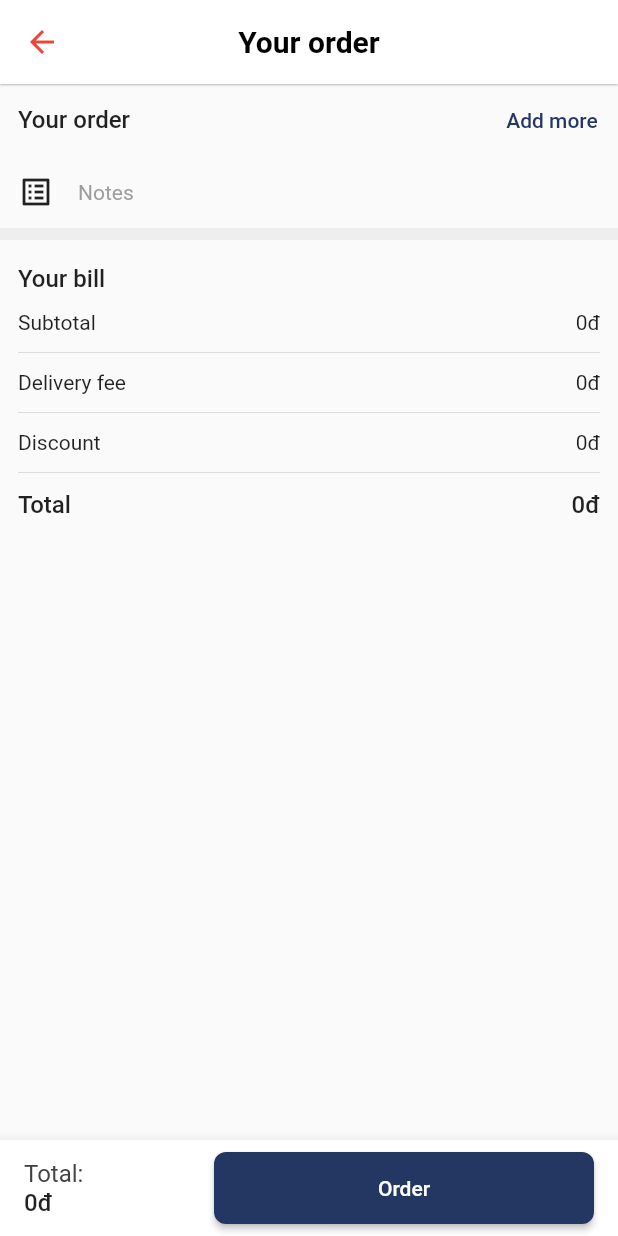
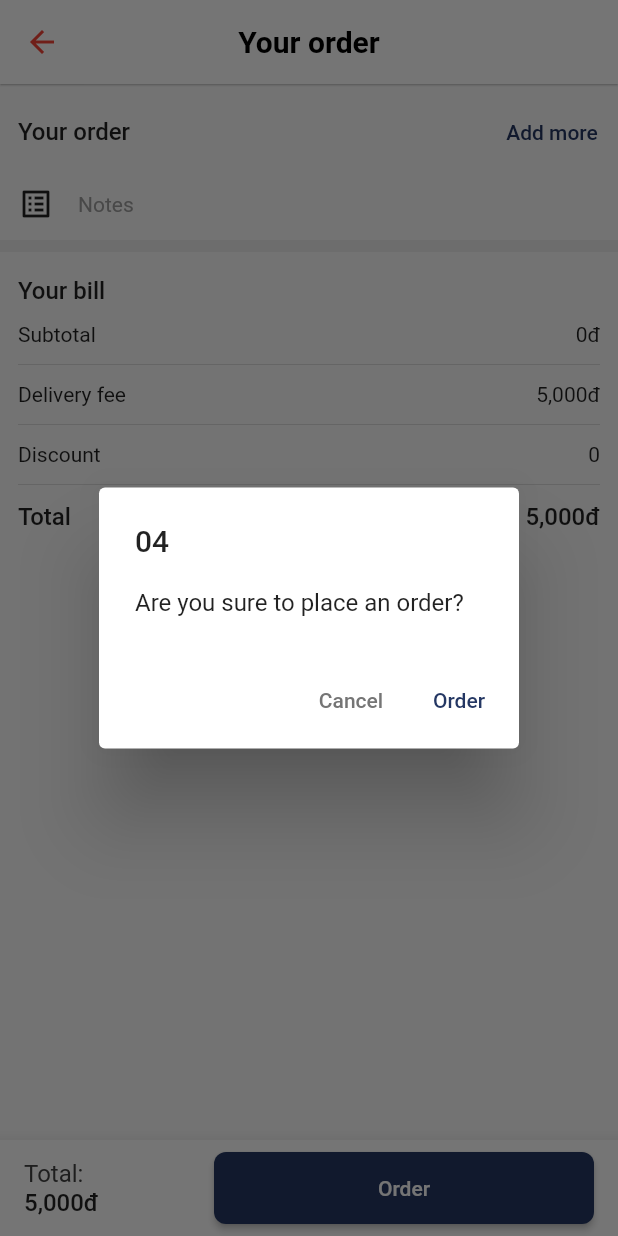
Before and after one commit to CEs-Company-Benefit-Ecommerce-Service/CES-Mobile, a Flutter app: the CartView screen opened by its route, after a tap on "Order", on a phone screen of 412 x 824 dp. Run offline on Flutter 3.47's test engine with Material 2 defaults, Android fonts, the phone set to English and light mode, and no system bars; our stand-ins replace auto_size_text, badges, cached_network_image, carousel_slider, device_preview, easy_stepper and 8 more; accounts and stored records are empty; network calls fail.

Commit message:
update cart and order

```diff
--- a/lib/app/modules/cart/controllers/cart_controller.dart
+++ b/lib/app/modules/cart/controllers/cart_controller.dart
@@ -1,6 +1,10 @@
+import 'dart:async';
 import 'dart:convert';
 
 import 'package:ces_app/app/modules/home/controllers/home_controller.dart';
+import 'package:ces_app/app/modules/order/controllers/order_controller.dart';
+import 'package:ces_app/app/modules/wrapper/controllers/wrapper_controller.dart';
+import 'package:ces_app/app/routes/app_pages.dart';
 import 'package:flutter/foundation.dart';
 import 'package:get/get.dart';
 import 'package:get_storage/get_storage.dart';
@@ -9,7 +13,35 @@ import 'package:http/http.dart' as http;
 class CartController extends GetxController {
   final box = GetStorage();
   HomeController homeController = Get.find();
+  OrderController orderController = Get.find();
+  WrapperController wrapperController = Get.find();
   var isLoading = false.obs;
+
+  // Timer
+  Timer? timer;
+  final time = '05'.obs;
+
+  @override
+  void onClose() {
+    timer?.cancel();
+    super.onClose();
+  }
+
+  startTimer() {
+    int remainingSeconds = 4;
+    const duration = Duration(seconds: 1);
+    timer = Timer.periodic(duration, (timer) {
+      if (remainingSeconds == 0) {
+        order(homeController.cartProducts);
+        timer.cancel();
+        time.value = '05';
+      } else {
+        int seconds = remainingSeconds % 60;
+        time.value = seconds.toString().padLeft(2, "0");
+        remainingSeconds--;
+      }
+    });
+  }
 
   void order(List order) async {
     String? token = box.read("token");
@@ -32,16 +64,18 @@ class CartController extends GetxController {
               body: jsonEncode(orderList));
 
       if (response.statusCode == 200) {
+        Get.snackbar("Success", "order successfully placed");
         var result = jsonDecode(response.body);
         if (kDebugMode) {
           print("result: + $result");
         }
         homeController.clearCart();
-        Get.offAllNamed('/wrapper');
+        Get.offAllNamed(Routes.WRAPPER, arguments: {"orderId": result['id']});
       } else {
-        if (kDebugMode) {
-          print('error order + ${response.body}');
-        }
+        Get.back();
+        timer?.cancel();
+        time.value = '05';
+        Get.snackbar("Error", jsonDecode(response.body)['Message']);
       }
     } catch (e) {
       if (kDebugMode) {
--- a/lib/app/modules/cart/views/cart_view.dart
+++ b/lib/app/modules/cart/views/cart_view.dart
@@ -1,5 +1,3 @@
-import 'dart:convert';
-
 import 'package:cached_network_image/cached_network_image.dart';
 import 'package:ces_app/app/models/product_model.dart';
 import 'package:ces_app/app/modules/home/controllers/home_controller.dart';
@@ -18,7 +16,7 @@ class CartView extends GetView<CartController> {
     final HomeController homeController = Get.find<HomeController>();
     var subTotal = homeController.cartProducts
         .fold(0, (sum, item) => sum + item['price'] * item['count'] as int);
-    var fee = 0;
+    var fee = 5000;
     return Scaffold(
       appBar: AppBar(
         backgroundColor: Colors.white,
@@ -61,7 +59,41 @@ class CartView extends GetView<CartController> {
                       )),
                   onPressed: controller.isLoading.value
                       ? null
-                      : () => controller.order(homeController.cartProducts),
+                      : () async {
+                          showDialog(
+                            barrierDismissible: false,
+                            context: context,
+                            builder: (_) {
+                              controller.startTimer();
+                              return AlertDialog(
+                                title: Obx(() => Text(controller.time.value)),
+                                content: const Text(
+                                    "Are you sure to place an order?"),
+                                actions: [
+                                  TextButton(
+                                      child: Text("Cancel",
+                                          style: TextStyle(
+                                              color: Colors.grey.shade600)),
+                                      onPressed: () {
+                                        Get.back();
+                                        controller.timer?.cancel();
+                                        controller.time.value = '05';
+                                      }),
+                                  TextButton(
+                                    style: TextButton.styleFrom(
+                                        foregroundColor:
+                                            const Color(0xff243763)),
+                                    child: const Text("Order"),
+                                    onPressed: () => controller
+                                        .order(homeController.cartProducts),
+                                  ),
+                                ],
+                              );
+                            },
+                          ).then((value) {
+                            controller.timer?.cancel();
+                          });
+                        },
                   child: controller.isLoading.value
                       ? const SizedBox(
                           width: 24,
@@ -81,7 +113,7 @@ class CartView extends GetView<CartController> {
           Container(
             padding: const EdgeInsets.symmetric(horizontal: 12),
             child: Column(children: [
-              // const SizedBox(height: 8),
+              const SizedBox(height: 8),
               Row(
                 mainAxisAlignment: MainAxisAlignment.spaceBetween,
                 children: [
@@ -462,11 +494,11 @@ class CartView extends GetView<CartController> {
                   ],
                 ),
                 const Divider(height: 24),
-                Row(
+                const Row(
                   mainAxisAlignment: MainAxisAlignment.spaceBetween,
                   children: [
-                    const Text("Discount"),
-                    Text("${NumberFormat.decimalPattern().format(fee)}đ"),
+                    Text("Discount"),
+                    Text("0"),
                   ],
                 ),
                 const Divider(height: 24),
--- a/lib/app/modules/wrapper/controllers/wrapper_controller.dart
+++ b/lib/app/modules/wrapper/controllers/wrapper_controller.dart
@@ -85,7 +85,12 @@ class WrapperController extends GetxController {
         showBottomBar.value = true;
       }
     });
-    pageController = PageController(initialPage: 0);
+    if (Get.arguments != null) {
+      currentPage.value = 1;
+      pageController = PageController(initialPage: 1);
+    } else {
+      pageController = PageController(initialPage: 0);
+    }
   }
 
   fetchUser() async {
```
Also changed, not shown: lib/app/modules/order/controllers/order_controller.dart (+7 -5 lines), lib/app/modules/order_details/views/order_details_view.dart (+25 -22 lines).
